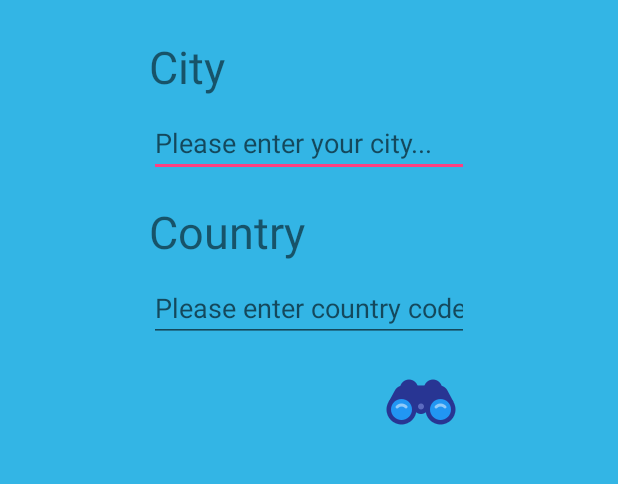
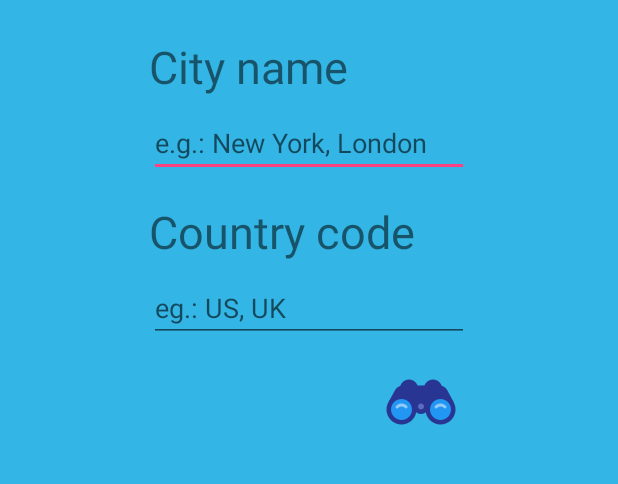
Before and after one commit to napewnoniematson/weather_forecast, an Android app: the screen it shows after launch (MainActivity), on a phone screen of 412 x 824 dp, the part 284-768 px from its top. Run offline under Robolectric (Android 15) with nearby library versions, the phone set to English and light mode, and no system bars.

```diff
--- a/app/src/main/java/com/matsondream/weatherforecast/MainActivity.kt
+++ b/app/src/main/java/com/matsondream/weatherforecast/MainActivity.kt
@@ -3,7 +3,9 @@ package com.matsondream.weatherforecast
 import android.content.Intent
 import android.support.v7.app.AppCompatActivity
 import android.os.Bundle
+import android.util.Log
 import com.matsondream.weatherforecast.constants.Constants
+import com.matsondream.weatherforecast.constants.WeatherConditionCodes
 import kotlinx.android.synthetic.main.activity_main.*
 
 class MainActivity : AppCompatActivity() {
--- a/app/src/main/res/values/strings.xml
+++ b/app/src/main/res/values/strings.xml
@@ -1,7 +1,7 @@
 <resources>
     <string name="app_name">Weather forecast</string>
-    <string name="city_tv">City</string>
-    <string name="city_et">Please enter your city...</string>
-    <string name="country_tv">Country</string>
-    <string name="country_et">Please enter country code for city...</string>
+    <string name="city_tv">City name</string>
+    <string name="city_et">e.g.: New York, London</string>
+    <string name="country_tv">Country code</string>
+    <string name="country_et">eg.: US, UK</string>
 </resources>
```
Also changed, not shown: app/src/main/java/com/matsondream/weatherforecast/WeatherActivity.kt (+24 -3 lines), app/src/main/java/com/matsondream/weatherforecast/adapter/ForecastRecyclerAdapter.kt (+8 -7 lines), app/src/main/java/com/matsondream/weatherforecast/constants/WeatherConditionCodes.kt (added, +15 -0 lines).
